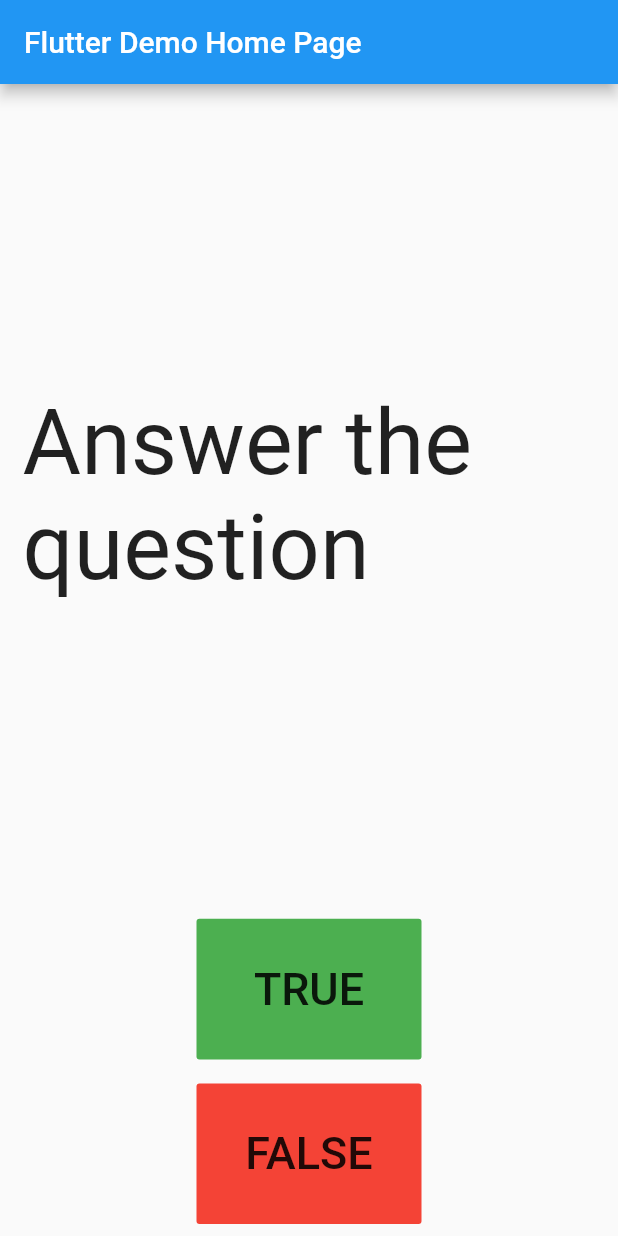
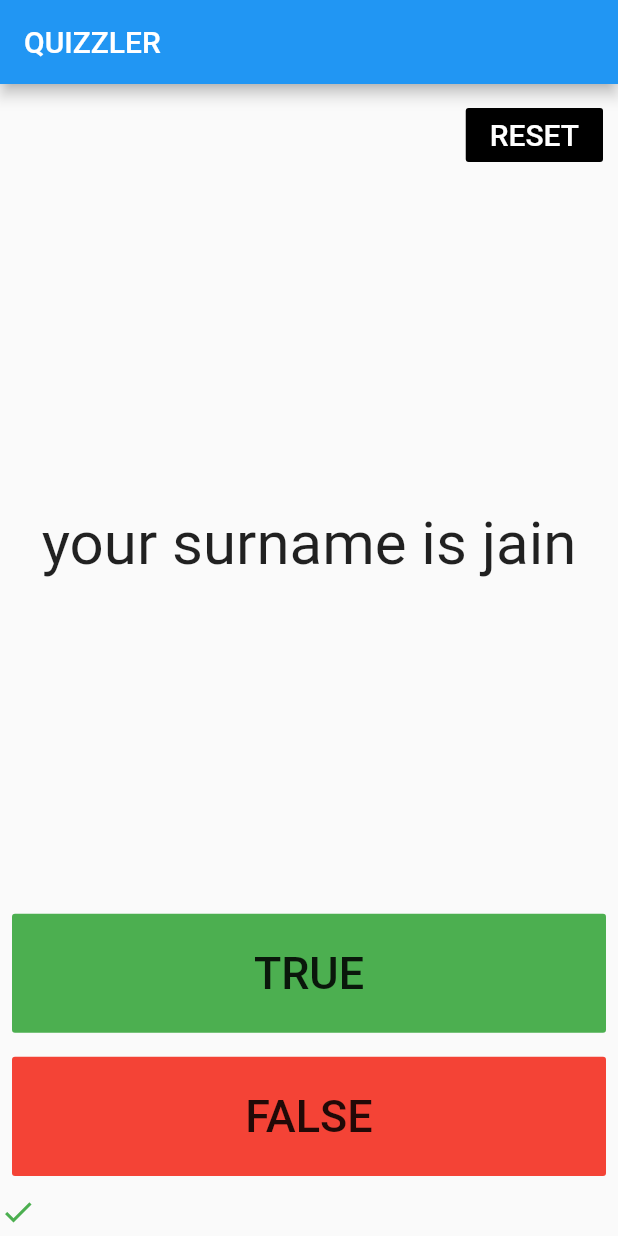
Before and after one commit to Shivanshu2907/quizzler, a Flutter app: the MyHomePage screen opened directly, after a tap on "TRUE", on a phone screen of 412 x 824 dp. Run offline on Flutter 3.47's test engine with Material 2 defaults, Android fonts, the phone set to English and light mode, and no system bars; our stand-ins replace rflutter_alert.

Commit message:
completed app

```diff
--- a/lib/main.dart
+++ b/lib/main.dart
@@ -1,11 +1,12 @@
 import 'package:flutter/material.dart';
+import 'quiz_brain.dart';
+import 'package:rflutter_alert/rflutter_alert.dart';
 
 void main() {
   runApp(MyApp());
 }
 
 class MyApp extends StatelessWidget {
-  // This widget is the root of your application.
   @override
   Widget build(BuildContext context) {
     return MaterialApp(
@@ -14,7 +15,7 @@ class MyApp extends StatelessWidget {
         primarySwatch: Colors.blue,
         visualDensity: VisualDensity.adaptivePlatformDensity,
       ),
-      home: MyHomePage(title: 'Flutter Demo Home Page'),
+      home: MyHomePage(title: 'QUIZZLER'),
     );
   }
 }
@@ -28,26 +29,95 @@ class MyHomePage extends StatefulWidget {
 }
 
 class _MyHomePageState extends State<MyHomePage> {
+  List<Icon> scoreKeeper = [];
+  QuizBrain quizbrain = QuizBrain();
+  void checkanswer(bool useranswer) {
+    if (quizbrain.isFinished()) {
+      Alert(
+        context: context,
+        type: AlertType.error,
+        title: "ALERT!!!",
+        desc: "You have finished the quiz",
+        buttons: [
+          DialogButton(
+            child: Text(
+              "okay",
+              style: TextStyle(color: Colors.white, fontSize: 20),
+            ),
+            onPressed: () {
+              setState(() {
+                scoreKeeper.clear();
+                quizbrain.cl();
+              });
+              Navigator.pop(context);
+            },
+            width: 120,
+          )
+        ],
+      ).show();
+    } else {
+      bool answ = quizbrain.getanswer();
+      if (answ == useranswer) {
+        setState(() {
+          scoreKeeper.add(Icon(
+            Icons.check,
+            color: Colors.green,
+          ));
+        });
+      } else {
+        setState(() {
+          scoreKeeper.add(Icon(
+            Icons.close,
+            color: Colors.red,
+          ));
+        });
+      }
+      quizbrain.nextquestion();
+    }
+  }
+
   @override
   Widget build(BuildContext context) {
     return Scaffold(
       appBar: AppBar(
         title: Text(widget.title),
       ),
-      body: Center(
+      body: SafeArea(
         child: Column(
           mainAxisAlignment: MainAxisAlignment.center,
+          crossAxisAlignment: CrossAxisAlignment.stretch,
           children: <Widget>[
+            Padding(
+              padding: const EdgeInsets.all(10.0),
+              child: Row(
+                mainAxisAlignment: MainAxisAlignment.end,
+                children: [
+                  FlatButton(
+                      color: Colors.black,
+                      onPressed: () {
+                        setState(() {
+                          scoreKeeper.clear();
+                          quizbrain.cl();
+                        });
+                      },
+                      child: Text(
+                        'RESET',
+                        style: TextStyle(
+                          fontSize: 20,
+                          color: Colors.white,
+                        ),
+                      )),
+                ],
+              ),
+            ),
             Expanded(
               flex: 5,
               child: Center(
-                child: Padding(
-                  padding: const EdgeInsets.all(15.0),
-                  child: Text(
-                    'Answer the question',
-                    style: TextStyle(
-                      fontSize: 60,
-                    ),
+                child: Text(
+                  quizbrain.getquestiontext(),
+                  textAlign: TextAlign.center,
+                  style: TextStyle(
+                    fontSize: 40,
                   ),
                 ),
               ),
@@ -58,7 +128,9 @@ class _MyHomePageState extends State<MyHomePage> {
                 child: FlatButton(
                   minWidth: 150,
                   color: Colors.green,
-                  onPressed: () {},
+                  onPressed: () {
+                    checkanswer(true);
+                  },
                   child: Padding(
                     padding: const EdgeInsets.all(10.0),
                     child: Text(
@@ -75,7 +147,9 @@ class _MyHomePageState extends State<MyHomePage> {
                 child: FlatButton(
                   minWidth: 150,
                   color: Colors.red,
-                  onPressed: () {},
+                  onPressed: () {
+                    checkanswer(false);
+                  },
                   child: Padding(
                     padding: const EdgeInsets.all(10.0),
                     child: Text(
@@ -86,8 +160,11 @@ class _MyHomePageState extends State<MyHomePage> {
                 ),
               ),
             ),
-            Row(
-              children: [],
+            SizedBox(
+              height: 32,
+              child: Row(
+                children: scoreKeeper,
+              ),
             )
           ],
         ),
--- /dev/null
+++ b/lib/question.dart
@@ -0,0 +1,8 @@
+class Question {
+  String questionText;
+  bool questionAnswer;
+  Question({String q, bool a}) {
+    questionText = q;
+    questionAnswer = a;
+  }
+}
--- /dev/null
+++ b/lib/quiz_brain.dart
@@ -0,0 +1,44 @@
+import 'question.dart';
+
+class QuizBrain {
+  int _Qnumber = 0;
+  void nextquestion() {
+    if (_Qnumber < _Qbank.length - 1) {
+      _Qnumber++;
+    }
+  }
+
+  List<Question> _Qbank = [
+    Question(q: 'your name is shivanshu', a: true),
+    Question(q: 'your surname is jain', a: false),
+    Question(q: 'you live in jaipur', a: true),
+    Question(q: 'you study in kota', a: false),
+    Question(q: 'you are in sir MVIT college', a: true),
+    Question(q: 'you are in 4th year', a: false),
+    Question(q: 'your cgpa is 8.4', a: true),
+    Question(q: 'your college is in banglore', a: true),
+  ];
+  String getquestiontext() {
+    return _Qbank[_Qnumber].questionText;
+  }
+
+  bool getanswer() {
+    return _Qbank[_Qnumber].questionAnswer;
+  }
+
+  int len() {
+    return _Qbank.length;
+  }
+
+  void cl() {
+    _Qnumber = 0;
+  }
+
+  bool isFinished() {
+    if (_Qnumber == _Qbank.length - 1) {
+      return true;
+    } else {
+      return false;
+    }
+  }
+}
--- a/pubspec.yaml
+++ b/pubspec.yaml
@@ -28,6 +28,7 @@ dependencies:
   # The following adds the Cupertino Icons font to your application.
   # Use with the CupertinoIcons class for iOS style icons.
   cupertino_icons: ^1.0.0
+  rflutter_alert: ^1.1.0
 
 dev_dependencies:
   flutter_test:
```
Also changed, not shown: pubspec.lock.
